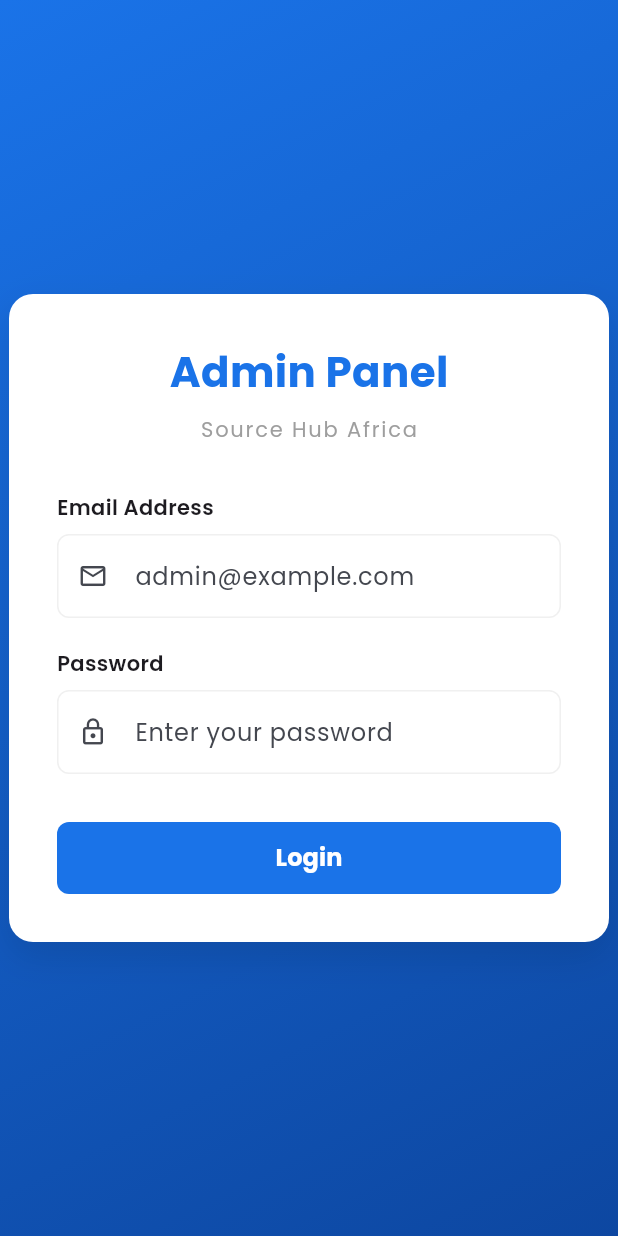
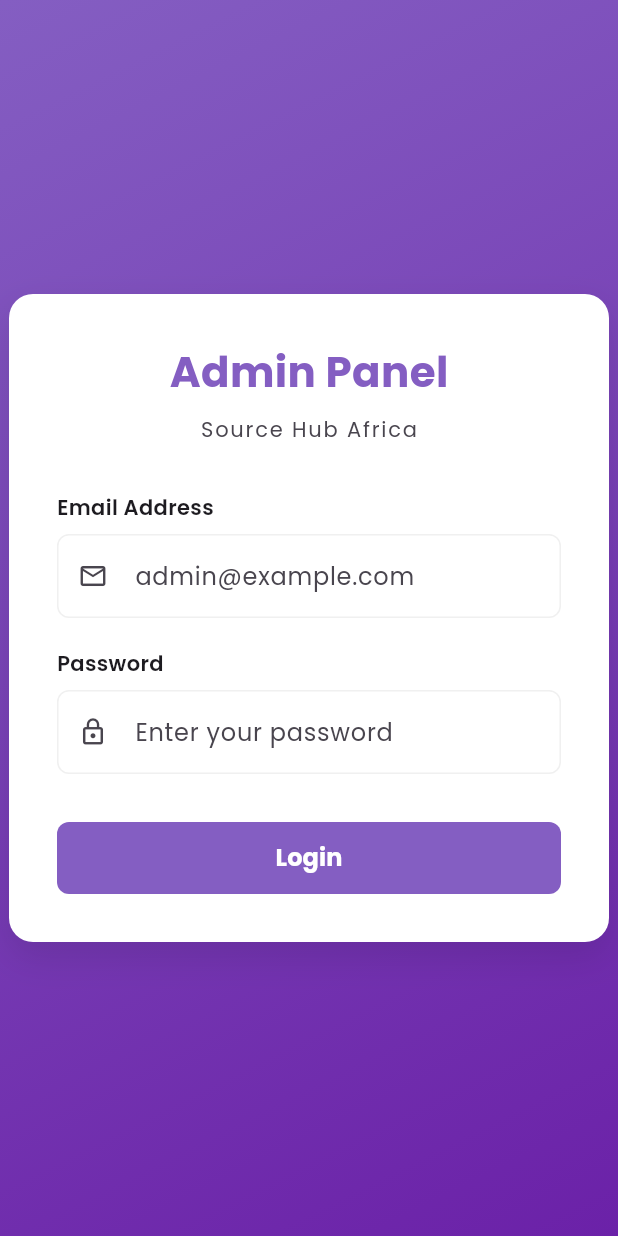
Before and after one commit to rvctech/sourcehubadmin, a Flutter app: the screen it shows after launch, on a phone screen of 412 x 824 dp. Run offline on Flutter 3.47's test engine with Material 3 defaults, Android fonts, the phone set to English and light mode, and no system bars; our stand-ins replace cached_network_image, cloud_firestore, firebase_auth, firebase_core, flutter_riverpod, go_router and 1 more; accounts and stored records are empty; statements that could not run were skipped.

Commit message:
Refactor theme colors and fix hardcoded values
- Add primarySeedColor and darkModeSeedColor constants
- Replace all hardcoded Color(0xFF1A73E8) with AppTheme constants
- Make font/text colors theme-aware for dark mode support
- Fix order details dialog: fetch user data from Firestore for address display
- Fix order item image parsing to handle singular imageUrl field

```diff
--- a/lib/core/theme.dart
+++ b/lib/core/theme.dart
@@ -14,7 +14,9 @@
 final themeModeProvider = NotifierProvider<ThemeModeNotifier, ThemeMode>(ThemeModeNotifier.new);
 
 class AppTheme {
-  static const primaryColor = Color(0xFF1A73E8);
+  static const Color primarySeedColor = Color(0xFF845ec2);
+  static const Color darkModeSeedColor = Color(0xFF6B21A8);
+  static const primaryColor = primarySeedColor;
   static const backgroundColor = Color(0xFFF5F7FA);
   static const cardColor = Colors.white;
   static const mutedColor = Color(0xFF7B7F86);
@@ -22,7 +24,7 @@
 
   static ThemeData get lightTheme {
     final colorScheme = ColorScheme.fromSeed(
-      seedColor: primaryColor,
+      seedColor: primarySeedColor,
       primary: primaryColor,
       surface: cardColor,
       brightness: Brightness.light,
@@ -73,7 +75,7 @@
       elevatedButtonTheme: ElevatedButtonThemeData(
         style: ElevatedButton.styleFrom(
           backgroundColor: primaryColor,
-          foregroundColor: Colors.white,
+          foregroundColor: colorScheme.onPrimary,
           padding: const EdgeInsets.symmetric(horizontal: 20, vertical: 12),
           elevation: 0,
           shape: RoundedRectangleBorder(borderRadius: BorderRadius.circular(8)),
@@ -115,7 +117,7 @@
 
   static ThemeData get darkTheme {
     final colorScheme = ColorScheme.fromSeed(
-      seedColor: primaryColor,
+      seedColor: darkModeSeedColor,
       primary: primaryColor,
       brightness: Brightness.dark,
     );
@@ -165,7 +167,7 @@
       elevatedButtonTheme: ElevatedButtonThemeData(
         style: ElevatedButton.styleFrom(
           backgroundColor: primaryColor,
-          foregroundColor: Colors.white,
+          foregroundColor: colorScheme.onPrimary,
           padding: const EdgeInsets.symmetric(horizontal: 20, vertical: 12),
           elevation: 0,
           shape: RoundedRectangleBorder(borderRadius: BorderRadius.circular(8)),
--- a/lib/features/auth/login_screen.dart
+++ b/lib/features/auth/login_screen.dart
@@ -1,6 +1,7 @@
 import 'package:flutter/material.dart';
 import 'package:flutter_riverpod/flutter_riverpod.dart';
 import 'package:go_router/go_router.dart';
+import '../../core/theme.dart';
 import '../shared/services/auth_service.dart';
 
 class LoginScreen extends ConsumerStatefulWidget {
@@ -49,7 +50,7 @@
       body: Container(
         decoration: const BoxDecoration(
           gradient: LinearGradient(
-            colors: [Color(0xFF1A73E8), Color(0xFF0D47A1)],
+            colors: [AppTheme.primarySeedColor, AppTheme.darkModeSeedColor],
             begin: Alignment.topLeft,
             end: Alignment.bottomRight,
           ),
@@ -79,17 +80,17 @@
                     style: TextStyle(
                       fontSize: 28,
                       fontWeight: FontWeight.bold,
-                      color: Color(0xFF1A73E8),
+                      color: AppTheme.primarySeedColor,
                     ),
                   ),
                 ),
                 const SizedBox(height: 8),
-                const Center(
+                Center(
                   child: Text(
                     'Source Hub Africa',
                     style: TextStyle(
                       fontSize: 14,
-                      color: Colors.grey,
+                      color: Theme.of(context).colorScheme.onSurfaceVariant,
                       letterSpacing: 1.2,
                     ),
                   ),
--- a/lib/features/categories/categories_view.dart
+++ b/lib/features/categories/categories_view.dart
@@ -114,8 +114,8 @@
                               label: const Text('Delete'),
                               style: OutlinedButton.styleFrom(
                                 padding: const EdgeInsets.symmetric(horizontal: 10, vertical: 6),
-                                foregroundColor: Colors.red,
-                                side: BorderSide(color: Colors.red.withValues(alpha: 0.8)),
+                                foregroundColor: Theme.of(context).colorScheme.error,
+                                side: BorderSide(color: Theme.of(context).colorScheme.error.withValues(alpha: 0.8)),
                               ),
                             ),
                           ],
--- a/lib/features/shared/widgets/confirm_delete_dialog.dart
+++ b/lib/features/shared/widgets/confirm_delete_dialog.dart
@@ -21,7 +21,7 @@
             await onDelete();
             if (context.mounted) Navigator.pop(context);
           },
-          style: ElevatedButton.styleFrom(backgroundColor: Colors.red),
+          style: ElevatedButton.styleFrom(backgroundColor: Theme.of(context).colorScheme.error),
           child: const Text('Delete'),
         ),
       ],
```
Also changed, not shown: lib/features/dashboard/admin_shell.dart (+4 -4 lines), lib/features/discounts/discounts_view.dart (+5 -5 lines), lib/features/orders/orders_view.dart (+11 -4 lines), lib/features/orders/widgets/order_details_dialog.dart (+32 -13 lines), lib/features/products/products_view.dart (+5 -5 lines), lib/features/products/widgets/products_table.dart (+5 -5 lines), lib/features/shared/widgets/filter_button.dart (+4 -3 lines), lib/models/order.dart (+12 -3 lines).
